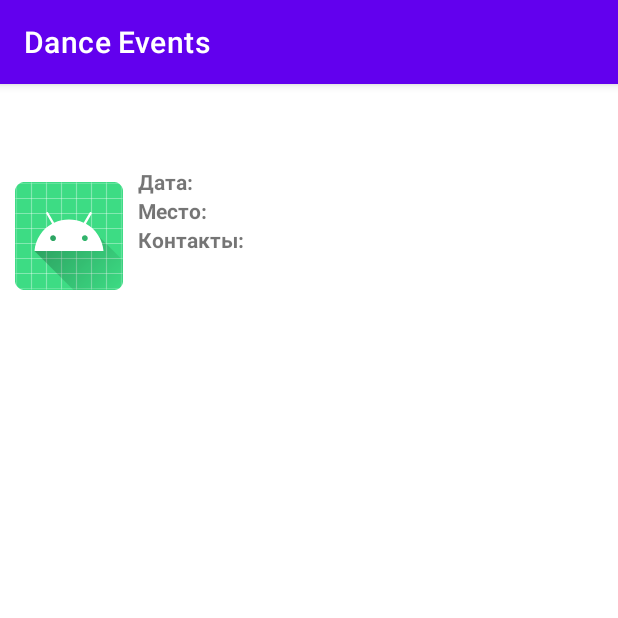
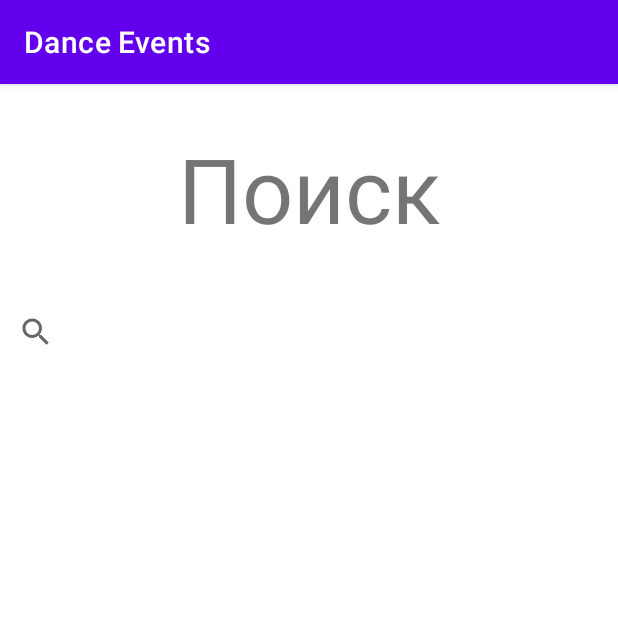
Before and after one commit to NickCherepashkin/dance_events_app, an Android app: the screen it shows after launch (MainActivity), on a phone screen of 412 x 824 dp, the top half of it. Run offline under Robolectric (Android 15) with nearby library versions, the phone set to English and light mode, and no system bars.

Commit message:
add SearchFragment

```diff
--- a/app/src/main/java/com/drozdova/danceevents/EventInfoFragment.kt
+++ b/app/src/main/java/com/drozdova/danceevents/EventInfoFragment.kt
@@ -20,7 +20,7 @@ class EventInfoFragment : Fragment() {
     override fun onViewCreated(view: View, savedInstanceState: Bundle?) {
         super.onViewCreated(view, savedInstanceState)
 
-        val tvDescription = view.findViewById<MaterialTextView>(R.id.tv_event_description)
+        val tvDescription = view.findViewById<MaterialTextView>(R.id.tvi_event_description)
         tvDescription.movementMethod = ScrollingMovementMethod()
     }
 }
--- a/app/src/main/java/com/drozdova/danceevents/MainActivity.kt
+++ b/app/src/main/java/com/drozdova/danceevents/MainActivity.kt
@@ -9,7 +9,7 @@ class MainActivity : AppCompatActivity() {
         setContentView(R.layout.activity_main)
 
         supportFragmentManager.beginTransaction()
-            .add(R.id.fragmentContainerView, EventInfoFragment())
+            .add(R.id.fragmentContainerView, SearchFragment())
             .commit()
     }
 }
--- /dev/null
+++ b/app/src/main/java/com/drozdova/danceevents/SearchFragment.kt
@@ -0,0 +1,18 @@
+package com.drozdova.danceevents
+
+import android.os.Bundle
+import androidx.fragment.app.Fragment
+import android.view.LayoutInflater
+import android.view.View
+import android.view.ViewGroup
+
+class SearchFragment : Fragment() {
+
+    override fun onCreateView(
+        inflater: LayoutInflater, container: ViewGroup?,
+        savedInstanceState: Bundle?
+    ): View? {
+        // Inflate the layout for this fragment
+        return inflater.inflate(R.layout.fragment_search, container, false)
+    }
+}
--- /dev/null
+++ b/app/src/main/res/drawable/ic_search.xml
@@ -0,0 +1,5 @@
+<vector android:height="24dp" android:tint="#0A0A0A"
+    android:viewportHeight="24" android:viewportWidth="24"
+    android:width="24dp" xmlns:android="http://schemas.android.com/apk/res/android">
+    <path android:fillColor="@android:color/white" android:pathData="M15.5,14h-0.79l-0.28,-0.27C15.41,12.59 16,11.11 16,9.5 16,5.91 13.09,3 9.5,3S3,5.91 3,9.5 5.91,16 9.5,16c1.61,0 3.09,-0.59 4.23,-1.57l0.27,0.28v0.79l5,4.99L20.49,19l-4.99,-5zM9.5,14C7.01,14 5,11.99 5,9.5S7.01,5 9.5,5 14,7.01 14,9.5 11.99,14 9.5,14z"/>
+</vector>
--- a/app/src/main/res/layout/fragment_events_list.xml
+++ b/app/src/main/res/layout/fragment_events_list.xml
@@ -10,7 +10,7 @@
         android:id="@+id/rv_events_list"
         android:layout_width="match_parent"
         android:layout_height="match_parent"
-        tools:listitem="@layout/item_event"
+        tools:listitem="@layout/item_event_ver"
         app:layoutManager="androidx.recyclerview.widget.GridLayoutManager"
         app:spanCount="2"
         android:background="@color/purple_700"/>
--- a/app/src/main/res/layout/fragment_month_with_events.xml
+++ b/app/src/main/res/layout/fragment_month_with_events.xml
@@ -14,6 +14,6 @@
         android:layout_width="match_parent"
         android:layout_height="wrap_content"
         app:layoutManager="androidx.recyclerview.widget.LinearLayoutManager"
-        tools:listitem="@layout/item_event"/>
+        tools:listitem="@layout/item_event_ver"/>
 
 </LinearLayout>
--- /dev/null
+++ b/app/src/main/res/layout/fragment_search.xml
@@ -0,0 +1,30 @@
+<?xml version="1.0" encoding="utf-8"?>
+<LinearLayout
+    xmlns:android="http://schemas.android.com/apk/res/android"
+    xmlns:tools="http://schemas.android.com/tools"
+    android:layout_width="match_parent"
+    android:layout_height="match_parent"
+    tools:context=".SearchFragment"
+    android:orientation="vertical">
+
+    <TextView
+        android:layout_width="match_parent"
+        android:layout_height="140dp"
+        android:text="@string/search"
+        android:gravity="center"
+        android:textSize="60sp"/>
+
+    <SearchView
+        android:layout_width="match_parent"
+        android:layout_height="50dp"
+        android:searchHintIcon="@drawable/ic_search"
+        android:queryHint="@string/search_hint"/>
+
+    <androidx.recyclerview.widget.RecyclerView
+        android:id="@+id/rv_search_events"
+        android:layout_width="match_parent"
+        android:layout_height="match_parent"
+        android:layout_margin="15dp"
+        tools:listitem="@layout/item_event_hor"/>
+
+</LinearLayout>
--- a/app/src/main/res/layout/item_event.xml
+++ b/app/src/main/res/layout/item_event_ver.xml
@@ -24,7 +24,6 @@
             android:layout_width="match_parent"
             android:layout_height="wrap_content"
             android:gravity="center"
-            android:text="dvadsgadgadga dgfdsgdsgd sfthgsf dsfgfst"
             android:textColor="@color/black"
             android:textSize="20sp"
             app:layout_constraintBottom_toBottomOf="@+id/shapeableImageView"
@@ -38,7 +37,6 @@
             android:id="@+id/event_date_start"
             android:layout_width="wrap_content"
             android:layout_height="wrap_content"
-            android:text="12.02.3023"
             android:textAlignment="textEnd"
             android:textSize="12sp"
             app:layout_constraintBottom_toBottomOf="parent"
@@ -65,7 +63,6 @@
             android:id="@+id/event_date_end"
             android:layout_width="wrap_content"
             android:layout_height="wrap_content"
-            android:text="12.02.3023"
             android:textSize="12sp"
             app:layout_constraintBottom_toBottomOf="parent"
             app:layout_constraintEnd_toEndOf="parent"
--- a/app/src/main/res/values/strings.xml
+++ b/app/src/main/res/values/strings.xml
@@ -2,10 +2,13 @@
     <string name="app_name">Dance Events</string>
     <!-- TODO: Remove or change this placeholder text -->
     <string name="hello_blank_fragment">Hello blank fragment</string>
-    <string name="dash" > - </string>
+    <string name="dash"> - </string>
     <string name="date">Дата:</string>
     <string name="location">Место:</string>
     <string name="contacts">Контакты:</string>
+    <string name="search">Поиск</string>
+    <string name="search_hint">По названию.....</string>
+
 
     <string-array name="month_array">
         <item>Январь</item>
```
Also changed, not shown: app/src/main/res/layout/item_event_hor.xml (added, +49 -0 lines).
